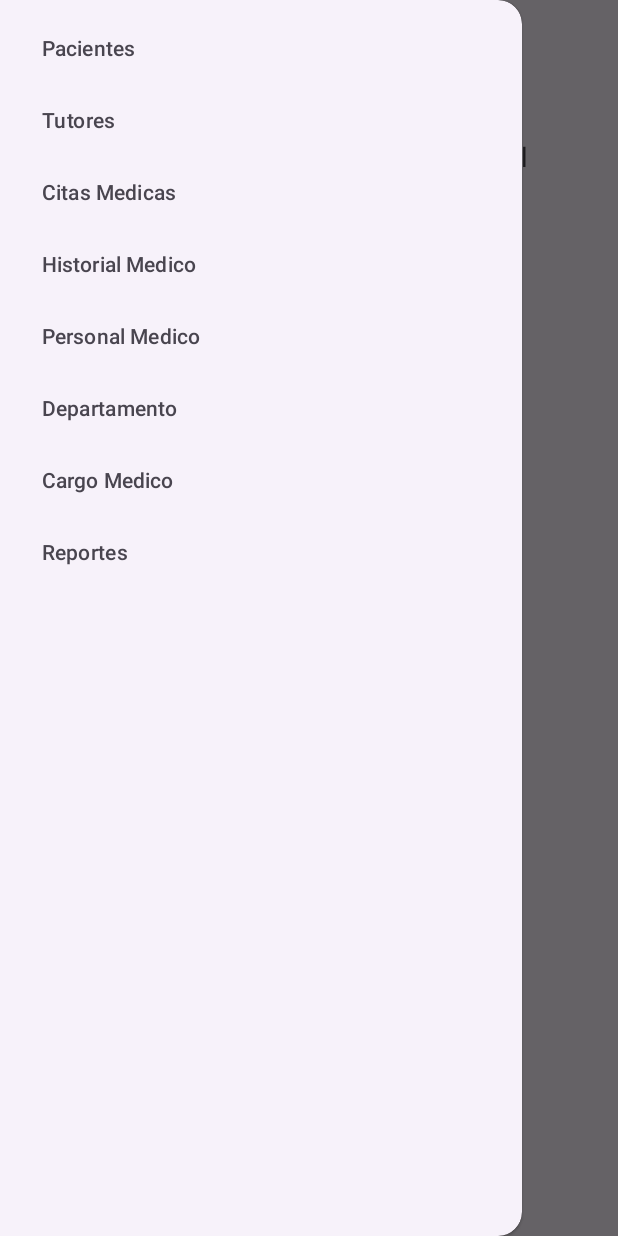
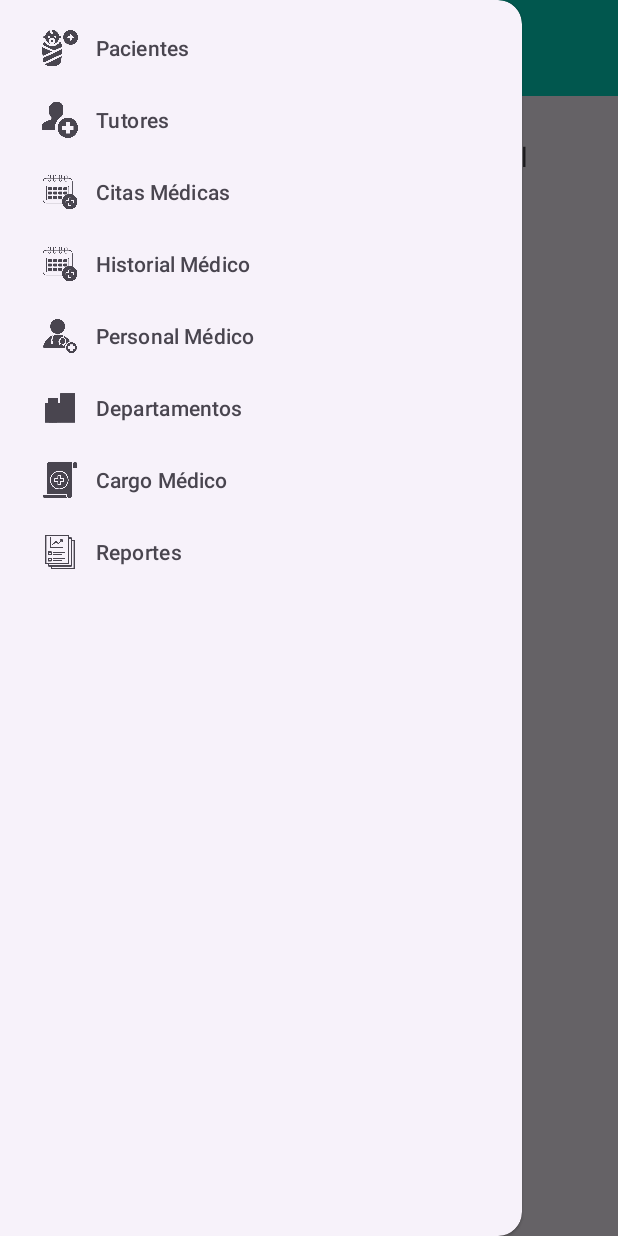
Before and after one commit to doomii18/PlataformaMovil_SaludVirtual, an Android app: the MenuActivity screen opened directly, with no data from a screen before it, with the side drawer open, on a phone screen of 412 x 824 dp. Run offline under Robolectric (Android 15) with nearby library versions, the phone set to English and light mode, and no system bars.

Commit message:
Commit #9 Inicio de personalizacion de menu lateral
Iconos en botones del menu

```diff
--- a/app/src/main/res/layout/activity_menu.xml
+++ b/app/src/main/res/layout/activity_menu.xml
@@ -16,6 +16,7 @@
             android:id="@+id/toolbar"
             android:layout_width="match_parent"
             android:layout_height="?attr/actionBarSize"
+            android:background="@color/colorAccent"
             app:title="Salud Virtual"
             app:navigationIcon="@drawable/menu" />
 
--- a/app/src/main/res/menu/drawer_menu.xml
+++ b/app/src/main/res/menu/drawer_menu.xml
@@ -1,13 +1,39 @@
 <menu xmlns:android="http://schemas.android.com/apk/res/android">
     <group android:checkableBehavior="single">
-        <item android:id="@+id/Pacientes" android:title="Pacientes"/>
-        <item android:id="@+id/Tutores" android:title="Tutores"/>
-        <item android:id="@+id/CitasMedicas" android:title="Citas Medicas"/>
-        <item android:id="@+id/HistorialMedico" android:title="Historial Medico"/>
-        <item android:id="@+id/PersonalMedico" android:title="Personal Medico"/>
-        <item android:id="@+id/Departamentos" android:title="Departamento"/>
-        <item android:id="@+id/CargoMedico" android:title="Cargo Medico"/>
-        <item android:id="@+id/Reportes" android:title="Reportes"/>
+        <item
+            android:id="@+id/Pacientes"
+            android:icon="@drawable/ic_paciente"
+            android:title="Pacientes" />
+        <item
+            android:id="@+id/Tutores"
+            android:icon="@drawable/ic_tutor"
+            android:title="Tutores" />
+        <item
+            android:id="@+id/CitasMedicas"
+            android:icon="@drawable/ic_citamedica"
+            android:title="Citas Médicas" />
+        <item
+            android:id="@+id/HistorialMedico"
+            android:icon="@drawable/ic_citamedica"
+            android:title="Historial Médico" />
+    </group>
 
+    <group android:checkableBehavior="single">
+        <item
+            android:id="@+id/PersonalMedico"
+            android:icon="@drawable/ic_doctor"
+            android:title="Personal Médico" />
+        <item
+            android:id="@+id/Departamentos"
+            android:icon="@drawable/ic_departamento"
+            android:title="Departamentos" />
+        <item
+            android:id="@+id/CargoMedico"
+            android:icon="@drawable/ic_cargo"
+            android:title="Cargo Médico" />
+        <item
+            android:id="@+id/Reportes"
+            android:icon="@drawable/ic_reporte"
+            android:title="Reportes" />
     </group>
 </menu>
```
Also changed, not shown: app/src/main/res/drawable/ic_cargo.png (added), app/src/main/res/drawable/ic_departamento.png (added), app/src/main/res/drawable/ic_reporte.png (added), app/src/main/res/drawable/ic_reportes.png (deleted).
